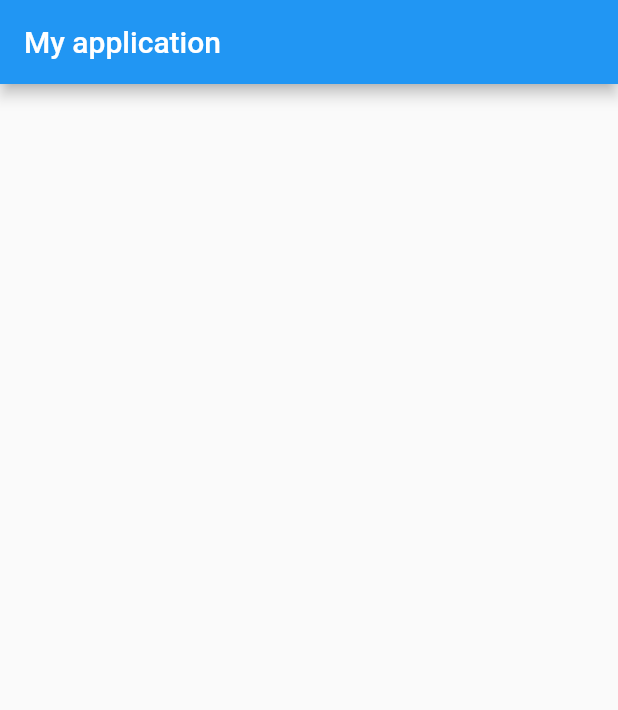
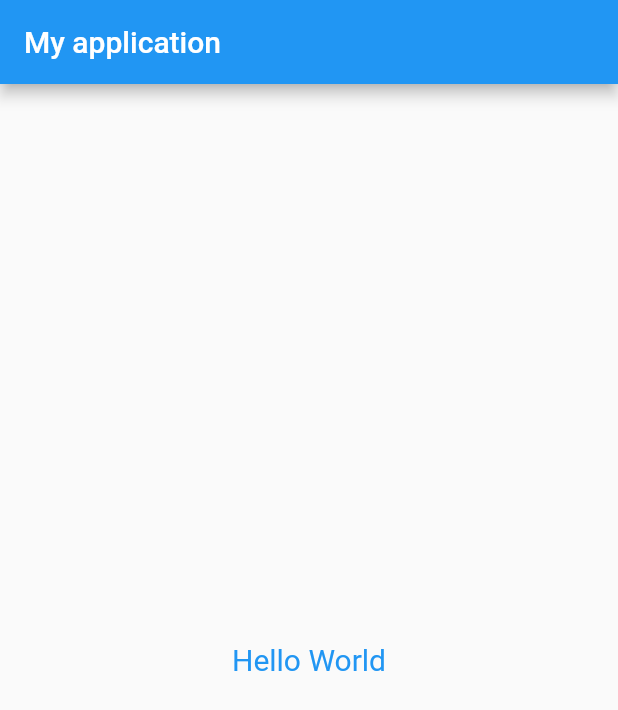
Before and after one commit to SalithaEkanayaka123/First_Flutter_Project, a Flutter app: the screen it shows after launch, on a phone screen of 412 x 824 dp. Shown: the top 710 px of the screen. Run offline on Flutter 3.47's test engine with Material 2 defaults, Android fonts, the phone set to English and light mode, and no system bars.

Commit message:
tutorial 5

```diff
--- a/lib/main.dart
+++ b/lib/main.dart
@@ -1,9 +1,8 @@
 import 'package:flutter/material.dart';
 
-//tutorial 5
+//tutorial 5 part 1
 void main() {
   runApp(MyApp());
-
 }
 
 class MyApp extends StatelessWidget {
@@ -13,6 +12,12 @@ class MyApp extends StatelessWidget {
       home: Scaffold(
         appBar: AppBar(
           title: Text('My application'),
+        ),
+        body: Center(
+          child: Text(
+            "Hello World",
+            style: TextStyle(fontSize: 20.0, color: Colors.blue),
+          ),
         ),
       ),
     );
```
